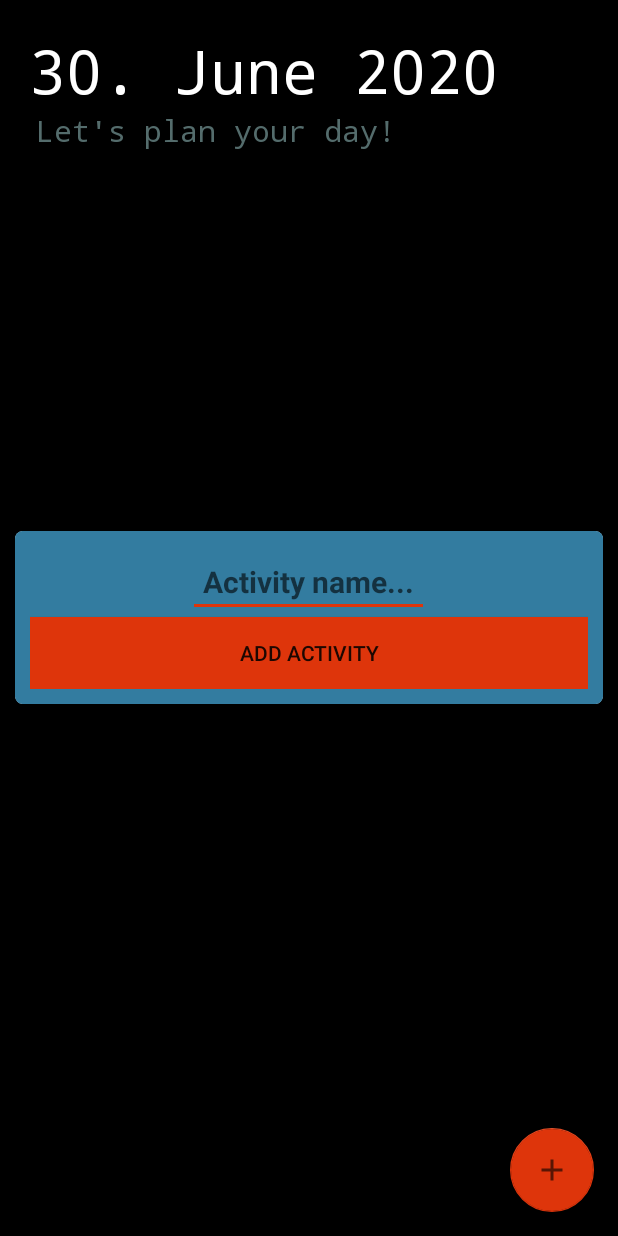
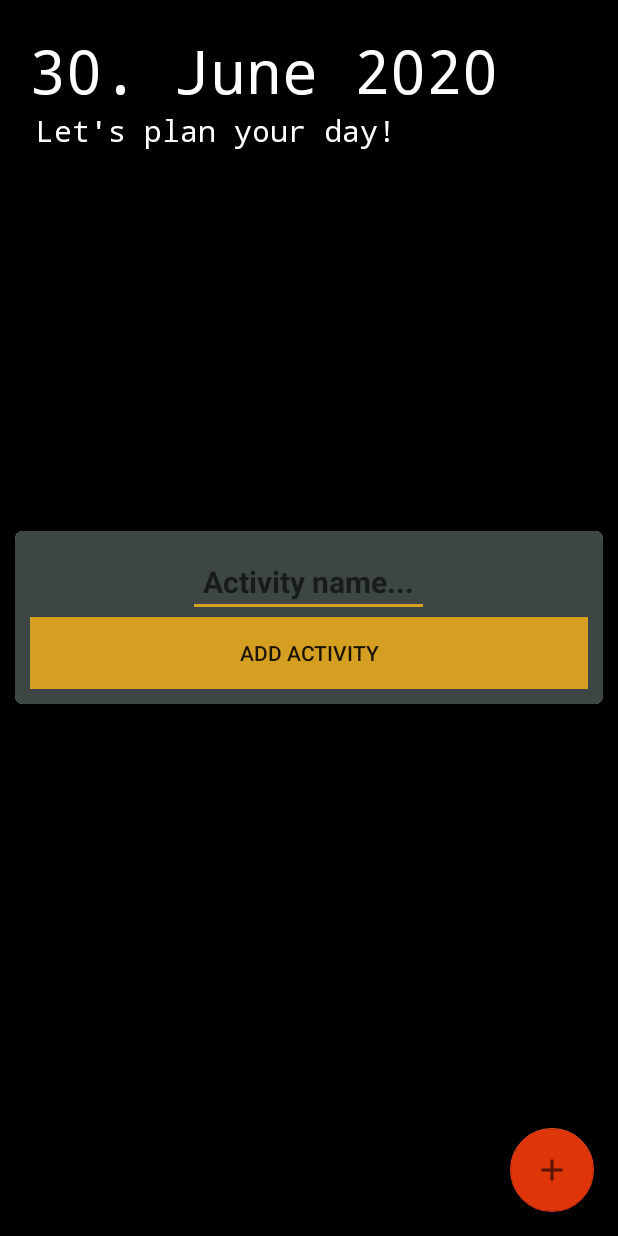
Before and after one commit to VegSja/ToSuccess, an Android app: the screen it shows after launch (MainActivity), after a tap on an icon or button, on a phone screen of 412 x 824 dp. Run offline under Robolectric (Android 15) with nearby library versions, the phone set to English and light mode, and no system bars.

Commit message:
Changed some colors

```diff
--- /dev/null
+++ b/app/src/main/res/drawable-v24/color_cursor.xml
@@ -0,0 +1,5 @@
+<?xml version="1.0" encoding="utf-8"?>
+<shape xmlns:android="http://schemas.android.com/apk/res/android" >
+    <size android:width="3dp" />
+    <solid android:color="@color/primaryColor"  />
+</shape>
--- a/app/src/main/res/drawable/ic_toggle_on.xml
+++ b/app/src/main/res/drawable/ic_toggle_on.xml
@@ -3,7 +3,7 @@
     android:height="24dp"
     android:viewportWidth="24"
     android:viewportHeight="24"
-    android:tint="@color/greenGood">
+    android:tint="@color/primaryColor">
   <path
       android:fillColor="#FFFFFF"
       android:pathData="M12,2C6.48,2 2,6.48 2,12s4.48,10 10,10 10,-4.48 10,-10S17.52,2 12,2zM10,17l-5,-5 1.41,-1.41L10,14.17l7.59,-7.59L19,8l-9,9z"/>
--- a/app/src/main/res/layout/activity.xml
+++ b/app/src/main/res/layout/activity.xml
@@ -8,7 +8,7 @@
     android:layout_marginHorizontal="20dp"
     android:layout_marginTop="20dp"
     card_view:cardCornerRadius="10dp"
-    card_view:cardBackgroundColor="@color/card_background">
+    card_view:cardBackgroundColor="@color/surfaceColor">
 
     <RelativeLayout
         android:id="@+id/activity"
--- a/app/src/main/res/layout/activity_main.xml
+++ b/app/src/main/res/layout/activity_main.xml
@@ -25,7 +25,7 @@
         android:layout_marginTop="73dp"
         android:layout_marginHorizontal="24dp"
         android:text="Let's plan your day!"
-        android:textColor="@color/SecondaryTextColor"
+        android:textColor="@color/PrimaryTextColor"
         android:textSize="20dp"
         android:typeface="monospace"/>
 
--- a/app/src/main/res/layout/input_pop.xml
+++ b/app/src/main/res/layout/input_pop.xml
@@ -10,14 +10,14 @@
     <androidx.cardview.widget.CardView
         android:layout_width="match_parent"
         android:layout_height="wrap_content"
-        android:background="@color/popUpBackground"
+        android:background="@color/floatingSurfaceColor"
         app:cardCornerRadius="5dp">
 
         <LinearLayout
             android:padding="10dp"
             android:layout_width="match_parent"
             android:layout_height="match_parent"
-            android:background="@color/popUpBackground"
+            android:background="@color/floatingSurfaceColor"
             android:orientation="vertical">
 
             <EditText
@@ -28,6 +28,8 @@
                 android:hint="@string/input_hint"
                 android:textSize="20sp"
                 android:textStyle="bold"
+                android:backgroundTint="@color/primaryColor"
+                android:textCursorDrawable="@drawable/color_cursor"
                 android:padding="10dp"/>
 
 
@@ -36,7 +38,7 @@
                 android:layout_width="match_parent"
                 android:layout_height="wrap_content"
                 android:text="@string/button_add"
-                android:background="@color/colorAccent"
+                android:background="@color/primaryColor"
                 android:onClick="createActivityButton"/>
 
         </LinearLayout>
--- a/app/src/main/res/values/colors.xml
+++ b/app/src/main/res/values/colors.xml
@@ -1,20 +1,12 @@
 <?xml version="1.0" encoding="utf-8"?>
 <resources>
-    <color name="colorPrimary">#1E2222</color>
-    <color name="colorPrimaryDark">#000000</color>
+    <color name="surfaceColor">#1E2222</color>
+    <color name="floatingSurfaceColor">#3D4545</color>
+    <color name="primaryColor">#D5A021</color>
     <color name="colorAccent">#DE350B</color>
 
     <color name="MainBackground">#000000</color>
 
     <color name="PrimaryTextColor">#FFFFFF</color>
-    <color name="SecondaryTextColor">#546C6C</color>
 
-    <color name="card_background">#1E2222</color>
-    <color name="popUpBackground">#337CA0</color>
-
-    <color name="greenGood">#157F1F</color>
-    <color name="redBad">#f54242</color>
-
-    <color name="textButton">#1E2222</color>
-    <color name="buttonBackground">#DE350B</color>
 </resources>
--- a/app/src/main/res/values/styles.xml
+++ b/app/src/main/res/values/styles.xml
@@ -2,14 +2,14 @@
     <!-- Base application theme. -->
     <style name="LightTheme" parent="Theme.AppCompat.Light.NoActionBar">
         <!-- Customize your theme here. -->
-        <item name="colorPrimary">@color/colorPrimary</item>
-        <item name="colorPrimaryDark">@color/colorPrimaryDark</item>
+        <item name="colorPrimary">@color/surfaceColor</item>
+        <item name="colorPrimaryDark">@color/MainBackground</item>
         <item name="colorAccent">@color/colorAccent</item>
     </style>
 
     <style name="DarkTheme" parent="Theme.MaterialComponents.DayNight">
-        <item name="colorPrimary">@color/colorPrimary</item>
-        <item name="colorPrimaryDark">@color/colorPrimaryDark</item>
+        <item name="colorPrimary">@color/surfaceColor</item>
+        <item name="colorPrimaryDark">@color/MainBackground</item>
         <item name="colorAccent">@color/colorAccent</item>
     </style>
 
```
